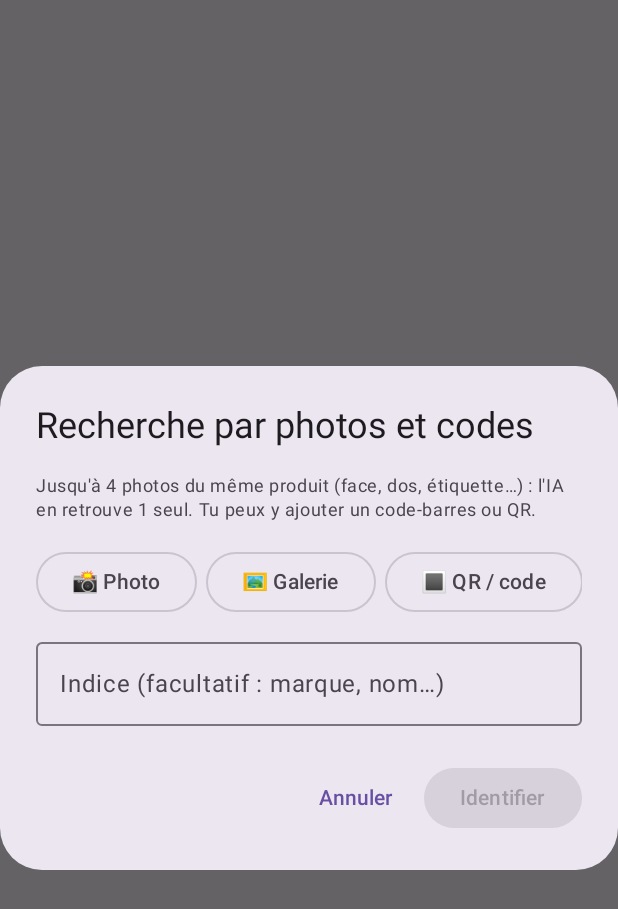
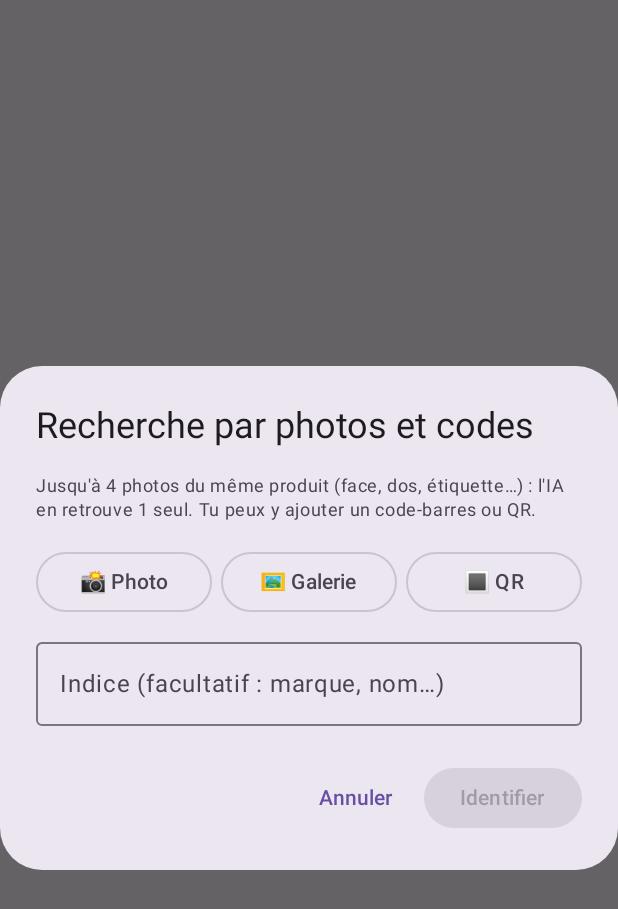
Before and after one commit to olivierharchies-sys/ManPlus, an Android app built with Jetpack Compose: the composable PhotoSearchDialog shown on its own in the app's theme, on a phone screen of 412 x 824 dp. Shown: the top 909 px of the screen. Run offline under Robolectric (Android 15) with nearby library versions, the phone set to English and light mode, and no system bars; libraries missing offline, so code that uses them is left out: com.google.mlkit.vision.

Commit message:
Mise à jour depuis le téléphone

```diff
--- a/app/build.gradle.kts
+++ b/app/build.gradle.kts
@@ -12,7 +12,7 @@ android {
         applicationId = "com.olivier.manplus"
         minSdk = 26
         targetSdk = 35
-        versionCode = 6
+        versionCode = 7
         versionName = "1.2"
     }
 
--- a/app/src/main/java/com/olivier/manplus/data/Repo.kt
+++ b/app/src/main/java/com/olivier/manplus/data/Repo.kt
@@ -167,7 +167,9 @@ object Settings {
         get() = p.getString("key", "") ?: ""
         set(v) = p.edit().putString("key", v.trim()).apply()
     var model: String
-        get() = p.getString("model", "gemini-2.5-flash") ?: "gemini-2.5-flash"
+        // gemini-2.5-flash n'est plus accessible aux nouveaux utilisateurs (HTTP 404) : on bascule sur l'alias « latest »
+        get() = (p.getString("model", null) ?: "").ifBlank { "gemini-flash-latest" }
+            .let { if (it == "gemini-2.5-flash") "gemini-flash-latest" else it }
         set(v) = p.edit().putString("model", v.trim()).apply()
     var lang: String
         get() = p.getString("lang", "fr") ?: "fr"
--- a/app/src/main/java/com/olivier/manplus/ui/PhotoSearch.kt
+++ b/app/src/main/java/com/olivier/manplus/ui/PhotoSearch.kt
@@ -9,6 +9,7 @@ import androidx.compose.foundation.Image
 import androidx.compose.foundation.layout.Arrangement
 import androidx.compose.foundation.layout.Box
 import androidx.compose.foundation.layout.Column
+import androidx.compose.foundation.layout.PaddingValues
 import androidx.compose.foundation.layout.Row
 import androidx.compose.foundation.layout.fillMaxWidth
 import androidx.compose.foundation.layout.size
@@ -161,10 +162,11 @@ fun PhotoSearchDialog(medicine: Boolean, onDismiss: () -> Unit, onResult: (label
                     }
                 }
                 if (photos.isNotEmpty()) Text("Touche une photo pour la retirer.", style = MaterialTheme.typography.bodySmall)
-                Row(Modifier.horizontalScroll(rememberScrollState()), horizontalArrangement = Arrangement.spacedBy(6.dp)) {
-                    OutlinedButton({ shoot() }, enabled = photos.size < VisionSearch.MAX_PHOTOS && !busy) { Text("📸 Photo") }
-                    OutlinedButton({ gallery() }, enabled = photos.size < VisionSearch.MAX_PHOTOS && !busy) { Text("🖼 Galerie") }
-                    OutlinedButton({ scan() }, enabled = codes.size < 3 && !busy) { Text("🔳 QR / code") }
+                Row(Modifier.fillMaxWidth(), horizontalArrangement = Arrangement.spacedBy(6.dp)) {
+                    val pad = PaddingValues(horizontal = 4.dp)
+                    OutlinedButton({ shoot() }, Modifier.weight(1f), enabled = photos.size < VisionSearch.MAX_PHOTOS && !busy, contentPadding = pad) { Text("📸 Photo", maxLines = 1) }
+                    OutlinedButton({ gallery() }, Modifier.weight(1f), enabled = photos.size < VisionSearch.MAX_PHOTOS && !busy, contentPadding = pad) { Text("🖼 Galerie", maxLines = 1) }
+                    OutlinedButton({ scan() }, Modifier.weight(1f), enabled = codes.size < 3 && !busy, contentPadding = pad) { Text("🔳 QR", maxLines = 1) }
                 }
                 if (codes.isNotEmpty()) Row(
                     Modifier.horizontalScroll(rememberScrollState()), horizontalArrangement = Arrangement.spacedBy(6.dp)
```
